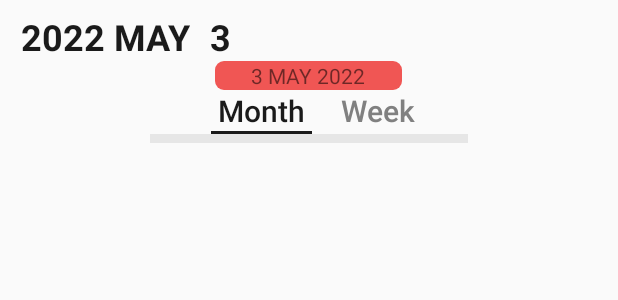
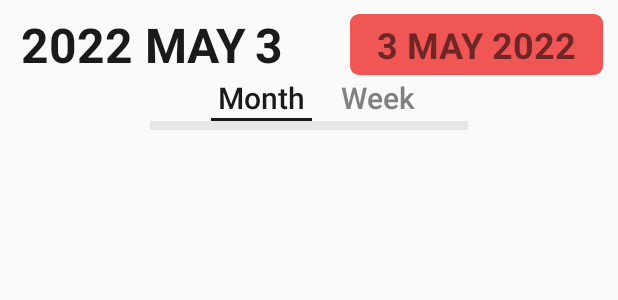
Before and after one commit to TsukiSky/Timestamp, an Android app: the layout fragment_calendar.xml on its own in the app's theme, with its tools: preview values and no code run, on a phone screen of 412 x 824 dp. Shown: the top 300 px of the screen. Run offline under Robolectric (Android 15) with nearby library versions, the phone set to English and light mode, and no system bars; plain views replace CalendarLayout, CalendarView.

Commit message:
updated calendar UI (final)

```diff
--- a/app/src/main/java/com/siqi/timestamp/calendar/CalendarFragment.java
+++ b/app/src/main/java/com/siqi/timestamp/calendar/CalendarFragment.java
@@ -4,7 +4,6 @@ import android.os.Bundle;
 
 import androidx.fragment.app.Fragment;
 
-import android.util.Log;
 import android.view.LayoutInflater;
 import android.view.View;
 import android.view.ViewGroup;
@@ -14,7 +13,6 @@ import android.widget.TextView;
 import com.haibin.calendarview.Calendar;
 import com.haibin.calendarview.CalendarLayout;
 import com.haibin.calendarview.CalendarView;
-import com.haibin.calendarview.WeekView;
 import com.siqi.timestamp.R;
 
 import java.text.DateFormatSymbols;
@@ -124,7 +122,7 @@ public class CalendarFragment extends Fragment {
     private void setChangedMonth(int year, int month) {
         TextView tvSelectedDate = rootView.findViewById(R.id.id_tv_date_calendar);
         TextView tvSelectedMonth = rootView.findViewById(R.id.id_tv_month_calendar);
-        String monthData = String.valueOf(year)+" "+new DateFormatSymbols().getMonths()[month-1].toUpperCase();
+        String monthData = year +" "+new DateFormatSymbols().getMonths()[month-1].toUpperCase();
         tvSelectedMonth.setText(monthData);
 //        if (month!=actualCurrentMonth){
 //            tvSelectedMonth.setBackgroundResource(R.drawable.bg_transparent_rounded_corner_view);
@@ -171,14 +169,14 @@ public class CalendarFragment extends Fragment {
 //                tvSelectedMonth.setBackgroundResource(R.drawable.bg_transparent_rounded_corner_view);
             } // else selected day is current day
         }
-        String monthData = String.valueOf(yearSelected)+" "+new DateFormatSymbols().getMonths()[monthSelected - 1].toUpperCase();
+        String monthData = yearSelected +" "+new DateFormatSymbols().getMonths()[monthSelected - 1].toUpperCase();
         tvSelectedMonth.setText(monthData);
     }
 
     private void setTvTodayDate() {
 //        TextView tvTodayDate = rootView.findViewById(R.id.id_tv_today_date);
-        int monthToday = calendarView.getCurMonth();
-        String month = new DateFormatSymbols().getMonths()[monthToday-1].toUpperCase();
+//        int monthToday = calendarView.getCurMonth();
+//        String month = new DateFormatSymbols().getMonths()[monthToday-1].toUpperCase();
 //        tvTodayDate.setText("TODAY: "+calendarView.getCurDay() +" "+month);
     }
 }
--- a/app/src/main/java/com/siqi/timestamp/calendar/TopCalendarMonthView.java
+++ b/app/src/main/java/com/siqi/timestamp/calendar/TopCalendarMonthView.java
@@ -3,7 +3,6 @@ package com.siqi.timestamp.calendar;
 import android.content.Context;
 import android.graphics.Canvas;
 import android.graphics.Paint;
-import android.graphics.RectF;
 
 import androidx.core.content.ContextCompat;
 
@@ -66,7 +65,7 @@ public class TopCalendarMonthView extends MonthView {
 //                textPaint.setColor(ContextCompat.getColor(this.getContext(), R.color.white));
 //            } else {
             else {
-                int round_radius = mItemHeight / 2;
+//                int round_radius = mItemHeight / 2;
                 if (isSelected) {
                     // not current day but selected
                     textPaint.setColor(ContextCompat.getColor(this.getContext(), R.color.black));
--- a/app/src/main/java/com/siqi/timestamp/calendar/TopCalendarWeekView.java
+++ b/app/src/main/java/com/siqi/timestamp/calendar/TopCalendarWeekView.java
@@ -3,7 +3,6 @@ package com.siqi.timestamp.calendar;
 import android.content.Context;
 import android.graphics.Canvas;
 import android.graphics.Paint;
-import android.graphics.RectF;
 
 import androidx.core.content.ContextCompat;
 
@@ -66,7 +65,7 @@ public class TopCalendarWeekView extends WeekView {
 //                textPaint.setColor(ContextCompat.getColor(this.getContext(), R.color.white));
 //            } else {
             else{
-                int round_radius = mItemHeight / 2;
+//                int round_radius = mItemHeight / 2;
                 if (isSelected) {
                     // not current day but selected
                     textPaint.setColor(ContextCompat.getColor(this.getContext(), R.color.black));
--- a/app/src/main/res/layout/layout_main_calendar.xml
+++ b/app/src/main/res/layout/layout_main_calendar.xml
@@ -4,8 +4,11 @@
     android:layout_height="match_parent"
     xmlns:app="http://schemas.android.com/apk/res-auto"
     android:orientation="vertical">
+    <LinearLayout
+        android:layout_width="match_parent"
+        android:layout_height="wrap_content">
         <androidx.constraintlayout.widget.ConstraintLayout
-        android:layout_width="match_parent"
+            android:layout_width="wrap_content"
             android:layout_height="wrap_content"
             android:orientation="horizontal"
             android:layout_marginTop="2dp">
@@ -16,7 +19,7 @@
                 app:layout_constraintTop_toTopOf="parent"
                 app:layout_constraintStart_toStartOf="parent"
                 android:text="2022 MAY"
-            android:textSize="24sp"
+                android:textSize="32sp"
                 android:textColor="@color/black"
                 android:textStyle="bold"
                 android:paddingStart="4dp"
@@ -25,34 +28,49 @@
                 android:layout_marginTop="6dp" />
             <TextView
                 android:id="@+id/id_tv_date_calendar"
-            android:layout_width="0dp"
-            android:layout_height="0dp"
+                android:layout_width="wrap_content"
+                android:layout_height="wrap_content"
                 app:layout_constraintTop_toTopOf="parent"
                 app:layout_constraintStart_toEndOf="@+id/id_tv_month_calendar"
                 app:layout_constraintDimensionRatio="H,1:1.1"
                 android:text="3"
-            android:textSize="24sp"
+                android:textSize="32sp"
                 android:textColor="@color/black"
                 android:textStyle="bold"
                 android:gravity="center"
-            android:layout_marginStart="2dp"
+                android:layout_marginStart="6dp"
                 android:layout_marginTop="6dp" />
         </androidx.constraintlayout.widget.ConstraintLayout>
+
         <LinearLayout
-        android:layout_width="match_parent"
-        android:layout_height="wrap_content"
-        android:orientation="vertical">
+            android:layout_width="fill_parent"
+            android:gravity="end"
+            android:layout_height="match_parent"
+            app:layout_constraintLeft_toRightOf="@+id/id_tv_date_calendar"
+            app:layout_constraintTop_toTopOf="parent">
             <TextView
+                android:textSize="24sp"
                 android:id="@+id/id_tv_today_date"
                 android:layout_width="wrap_content"
                 android:layout_height="wrap_content"
                 android:background="@drawable/bg_light_red_rounded_corner_view"
                 android:text="3 MAY 2022"
+                android:textStyle="bold"
                 android:layout_gravity="center"
-            android:paddingStart="24dp"
-            android:paddingRight="24dp">
+                android:paddingStart="18dp"
+                android:paddingEnd="18dp"
+                android:paddingTop="4dp"
+                android:paddingBottom="4dp"
+                android:layout_marginTop="4dp"
+                android:layout_marginEnd="10dp">
+            </TextView>
+        </LinearLayout>
+    </LinearLayout>
+    <LinearLayout
+        android:layout_width="match_parent"
+        android:layout_height="wrap_content"
+        android:orientation="vertical">
 
-        </TextView>
         <LinearLayout
             android:layout_width="wrap_content"
             android:layout_height="wrap_content"
@@ -159,7 +177,5 @@
             android:layout_width="match_parent"
             android:layout_height="match_parent"
             android:background="@drawable/bg_calendar_recycler_view" />
-
     </com.haibin.calendarview.CalendarLayout>
-
 </LinearLayout>
--- a/app/src/main/res/layout/layout_top_bar_calendar.xml
+++ b/app/src/main/res/layout/layout_top_bar_calendar.xml
@@ -20,7 +20,7 @@
             android:layout_marginTop="6dp"
             android:textColor="@color/black"
             android:textStyle="bold"
-            android:textSize="30sp"
+            android:textSize="32sp"
             android:text="Calendar" />
         <LinearLayout
             android:layout_width="fill_parent"
```
Lines whose indentation alone changed are shown as unchanged.
